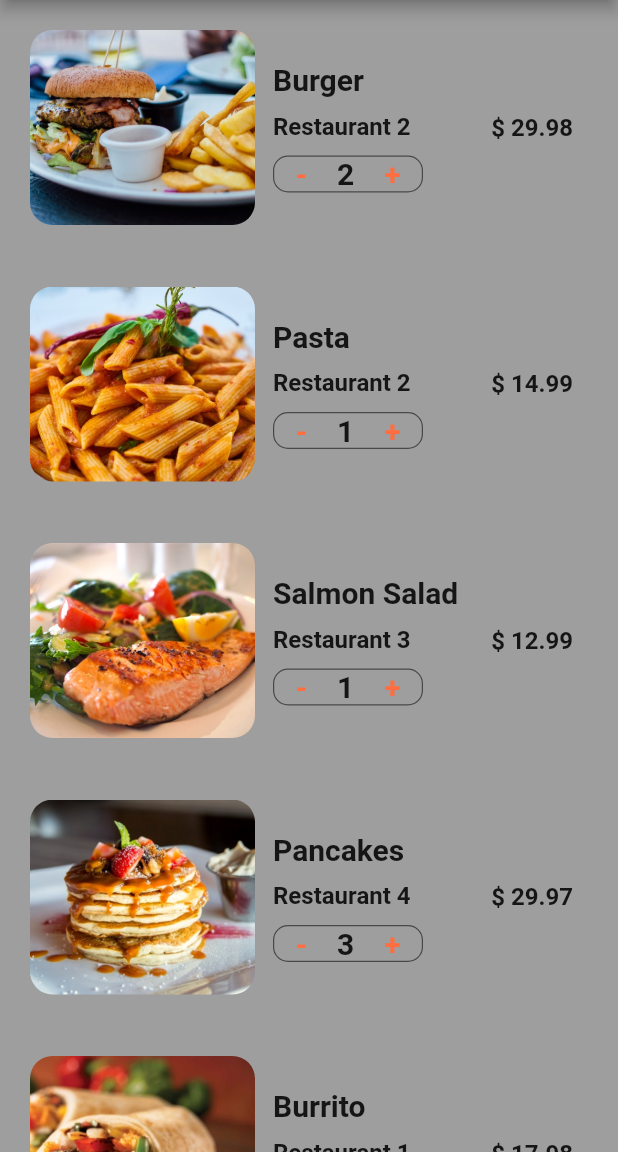
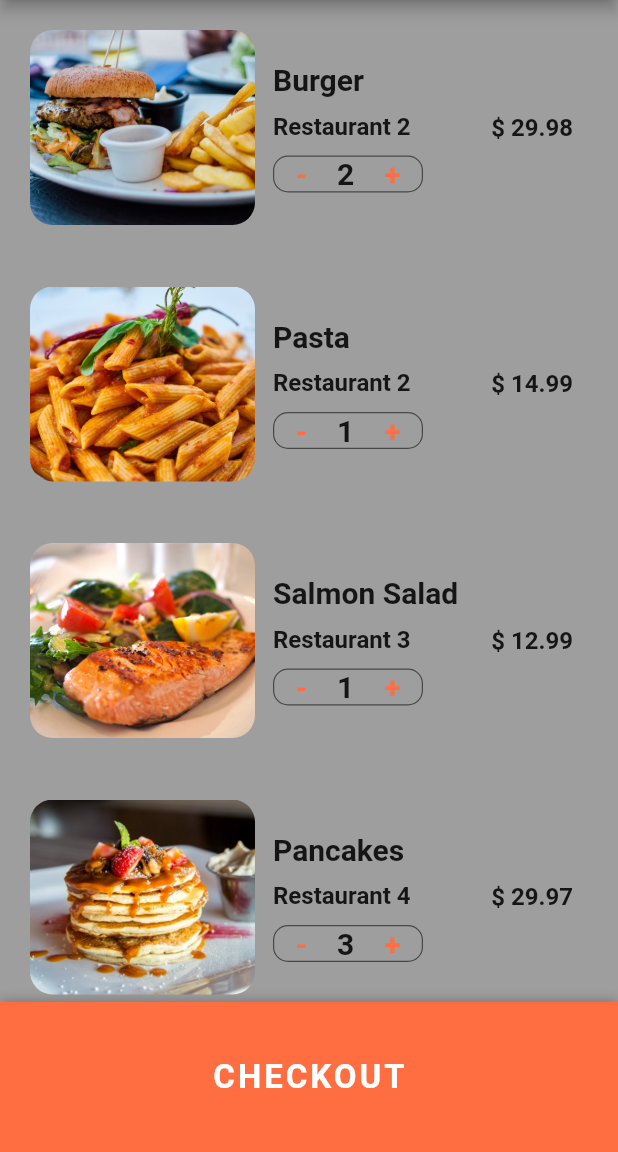
Before and after one commit to rhromets/ui_food_delivery, a Flutter app: the screen it shows after launch, after a tap on an icon or button, on a phone screen of 412 x 824 dp, the part 84-1236 px from its top. Run offline on Flutter 3.47's test engine with Material 2 defaults, Android fonts, the phone set to English and light mode, and no system bars.

Commit message:
Add  Bottom Checkout Button

```diff
--- a/lib/main.dart
+++ b/lib/main.dart
@@ -19,7 +19,7 @@ class MyApp extends StatelessWidget {
             background: Colors.grey.shade50,
             brightness: Brightness.light,
             primary: Colors.deepOrangeAccent,
-            secondary: Colors.blueGrey,
+            secondary: Colors.green.shade700,
             error: Colors.black45,
             onBackground: Colors.green,
             onError: Colors.cyan,
--- a/lib/screens/cart_screen.dart
+++ b/lib/screens/cart_screen.dart
@@ -128,14 +128,71 @@ class _CartScreenState extends State<CartScreen> {
 
   @override
   Widget build(BuildContext context) {
+    double totalPrice = 0.0;
+    currentUser.cart?.forEach(
+        (Order order) => totalPrice += order.quantity! * order.food!.price!);
+
     return Scaffold(
       appBar: AppBar(
         title: Text('Cart (${currentUser.cart!.length})'),
       ),
       body: ListView.separated(
+        physics: const BouncingScrollPhysics(),
         itemBuilder: (BuildContext context, int index) {
+          if (index < currentUser.cart!.length) {
             Order order = currentUser.cart![index];
             return buildCartItem(order);
+          }
+          return Padding(
+            padding: const EdgeInsets.all(20.0),
+            child: Column(
+              children: [
+                Row(
+                  mainAxisAlignment: MainAxisAlignment.spaceBetween,
+                  children: const [
+                    Text(
+                      'Estimated Delivery Time: ',
+                      style: TextStyle(
+                        fontSize: 20.0,
+                        fontWeight: FontWeight.w600,
+                      ),
+                    ),
+                    Text(
+                      '25 min',
+                      style: TextStyle(
+                        fontSize: 20.0,
+                        fontWeight: FontWeight.w600,
+                      ),
+                    ),
+                  ],
+                ),
+                const SizedBox(
+                  height: 10.0,
+                ),
+                Row(
+                  mainAxisAlignment: MainAxisAlignment.spaceBetween,
+                  children: [
+                    const Text(
+                      'Total Cost: ',
+                      style: TextStyle(
+                        fontSize: 20.0,
+                        fontWeight: FontWeight.w600,
+                      ),
+                    ),
+                    Text(
+                      '\$ ${totalPrice.toStringAsFixed(2)}',
+                      style: TextStyle(
+                        color: Theme.of(context).colorScheme.secondary,
+                        fontSize: 20.0,
+                        fontWeight: FontWeight.w600,
+                      ),
+                    ),
+                  ],
+                ),
+                const SizedBox(height: 95.0,),
+              ],
+            ),
+          );
         },
         separatorBuilder: (BuildContext context, int index) {
           return const Divider(
@@ -143,7 +200,36 @@ class _CartScreenState extends State<CartScreen> {
             color: Colors.grey,
           );
         },
-          itemCount: currentUser.cart!.length),
+        itemCount: currentUser.cart!.length + 1,
+      ),
+      bottomSheet: Container(
+        height: 100.0,
+        width: MediaQuery.of(context).size.width,
+        decoration: BoxDecoration(
+          color: Theme.of(context).colorScheme.primary,
+          boxShadow: const [
+            BoxShadow(
+              color: Colors.black26,
+              offset: Offset(0, -1),
+              blurRadius: 6.0,
+            ),
+          ],
+        ),
+        child: Center(
+          child: TextButton(
+            child: Text(
+              'CHECKOUT',
+              style: TextStyle(
+                color: Theme.of(context).colorScheme.onPrimary,
+                fontSize: 22.0,
+                fontWeight: FontWeight.bold,
+                letterSpacing: 2.0,
+              ),
+            ),
+            onPressed: () {},
+          ),
+        ),
+      ),
     );
   }
 }
```
Lines whose indentation alone changed are shown as unchanged.
